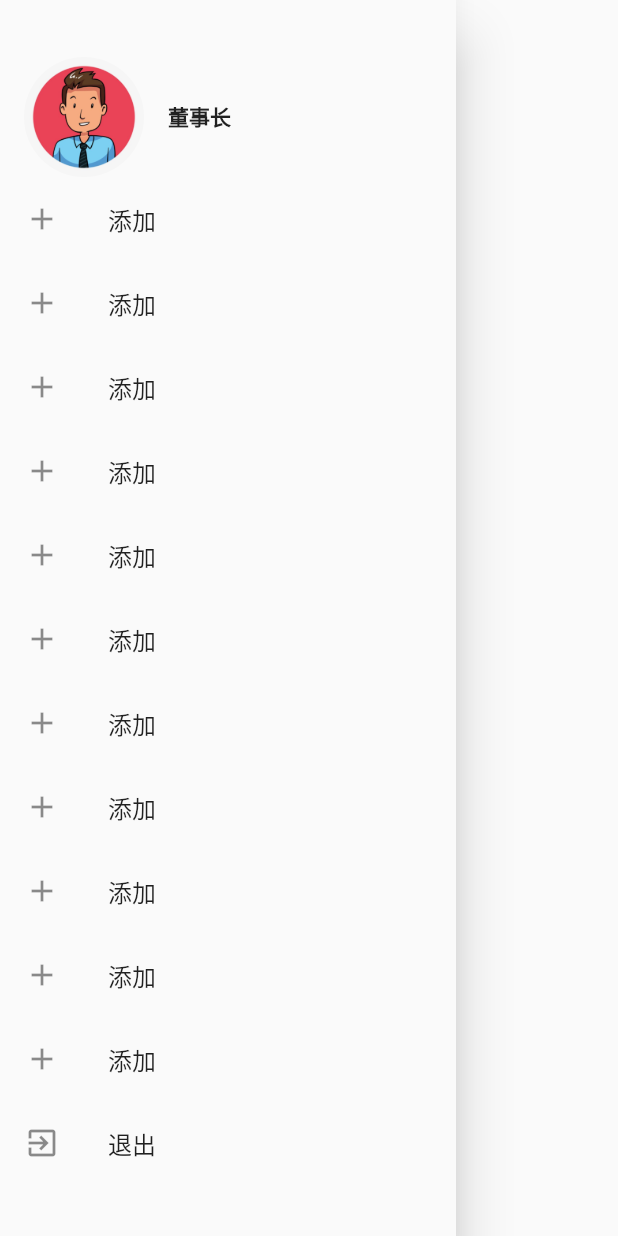
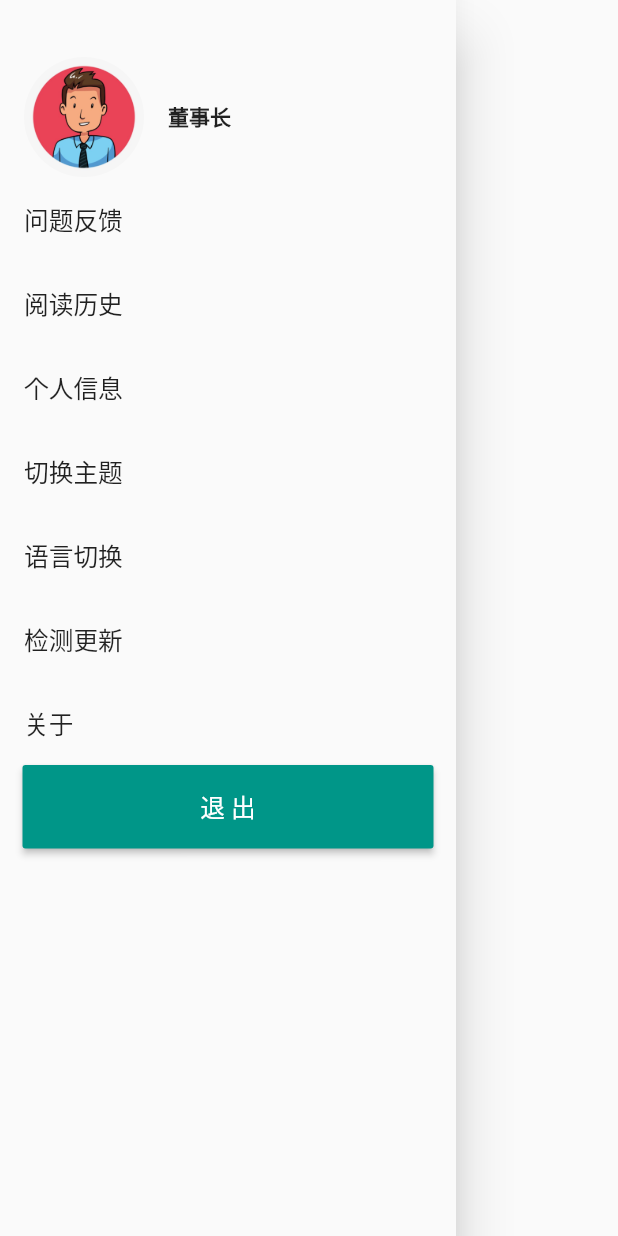
Before and after one commit to huajian123/bceet, a Flutter app: the MyDrawer widget shown alone on an empty page, opened directly, on a phone screen of 412 x 824 dp. Run offline on Flutter 3.47's test engine with Material 2 defaults, Android fonts, the phone set to English and light mode, and no system bars; our stand-ins replace fluro, flutter_screenutil; statements that could not run were skipped.

```diff
--- a/lib/pages/home_page/home.dart
+++ b/lib/pages/home_page/home.dart
@@ -1,4 +1,5 @@
 import 'package:flutter/material.dart';
+import 'package:flutter_screenutil/flutter_screenutil.dart';
 
 class HomePage extends StatelessWidget {
   @override
@@ -37,6 +38,8 @@ class HomePage extends StatelessWidget {
 }
 
 class MyDrawer extends StatelessWidget {
+  final double _menuFontSize = ScreenUtil().setSp(30.0);
+
   @override
   Widget build(BuildContext context) {
     return Drawer(
@@ -64,61 +67,69 @@ class MyDrawer extends StatelessWidget {
                       style: TextStyle(fontWeight: FontWeight.bold),
                     )
                   ],
-              )
-            ),
-
-
+                )),
             Expanded(
               child: ListView(
                 children: <Widget>[
                   ListTile(
-                    leading: Icon(Icons.add),
-                    title: Text("添加"),
+                    title: Text(
+                      "问题反馈",
+                      style: TextStyle(fontSize: _menuFontSize),
+                    ),
                   ),
                   ListTile(
-                    leading: Icon(Icons.add),
-                    title: Text("添加"),
+                    title: Text(
+                      "阅读历史",
+                      style: TextStyle(fontSize: _menuFontSize),
+                    ),
                   ),
                   ListTile(
-                    leading: Icon(Icons.add),
-                    title: Text("添加"),
+                    title: Text(
+                      "个人信息",
+                      style: TextStyle(fontSize: _menuFontSize),
+                    ),
                   ),
                   ListTile(
-                    leading: Icon(Icons.add),
-                    title: Text("添加"),
+                    title: Text(
+                      "切换主题",
+                      style: TextStyle(fontSize: _menuFontSize),
+                    ),
                   ),
                   ListTile(
-                    leading: Icon(Icons.add),
-                    title: Text("添加"),
+                    title: Text(
+                      "语言切换",
+                      style: TextStyle(fontSize: _menuFontSize),
+                    ),
                   ),
                   ListTile(
-                    leading: Icon(Icons.add),
-                    title: Text("添加"),
+                    title: Text(
+                      "检测更新",
+                      style: TextStyle(fontSize: _menuFontSize),
+                    ),
                   ),
                   ListTile(
-                    leading: Icon(Icons.add),
-                    title: Text("添加"),
+                    title: Text(
+                      "关于",
+                      style: TextStyle(fontSize: _menuFontSize),
                     ),
-                  ListTile(
-                    leading: Icon(Icons.add),
-                    title: Text("添加"),
                   ),
-                  ListTile(
-                    leading: Icon(Icons.add),
-                    title: Text("添加"),
+                  Container(
+                      width: ScreenUtil().setWidth(1.0),
+                      height: ScreenUtil().setHeight(90.0),
+                      child: Padding(
+                        padding: EdgeInsets.only(left: 15.0,right: 15.0),
+                        child: RaisedButton(
+                          color: Theme.of(context).primaryColor,
+                          child: Text(
+                            "退 出",
+                            style: TextStyle(fontSize: _menuFontSize,color: Colors.white),
                           ),
-                  ListTile(
-                    leading: Icon(Icons.add),
-                    title: Text("添加"),
+                          elevation: 2.0,
+                          onPressed: () {
+                            print("退出");
+                          },
                         ),
-                  ListTile(
-                    leading: Icon(Icons.add),
-                    title: Text("添加"),
-                  ),
-                  ListTile(
-                    leading: Icon(Icons.exit_to_app),
-                    title: Text("退出"),
-                  )
+                      ))
                 ],
               ),
             )
@@ -128,3 +139,6 @@ class MyDrawer extends StatelessWidget {
     );
   }
 }
+
+/*
+,*/
```
Lines whose indentation alone changed are shown as unchanged.
